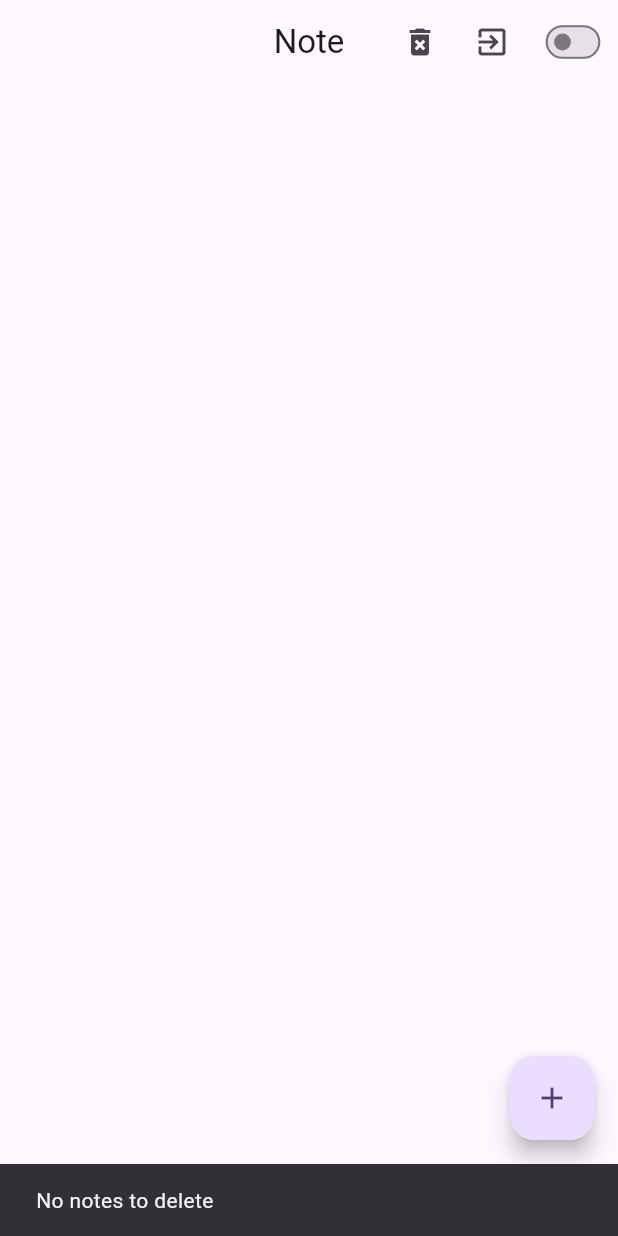
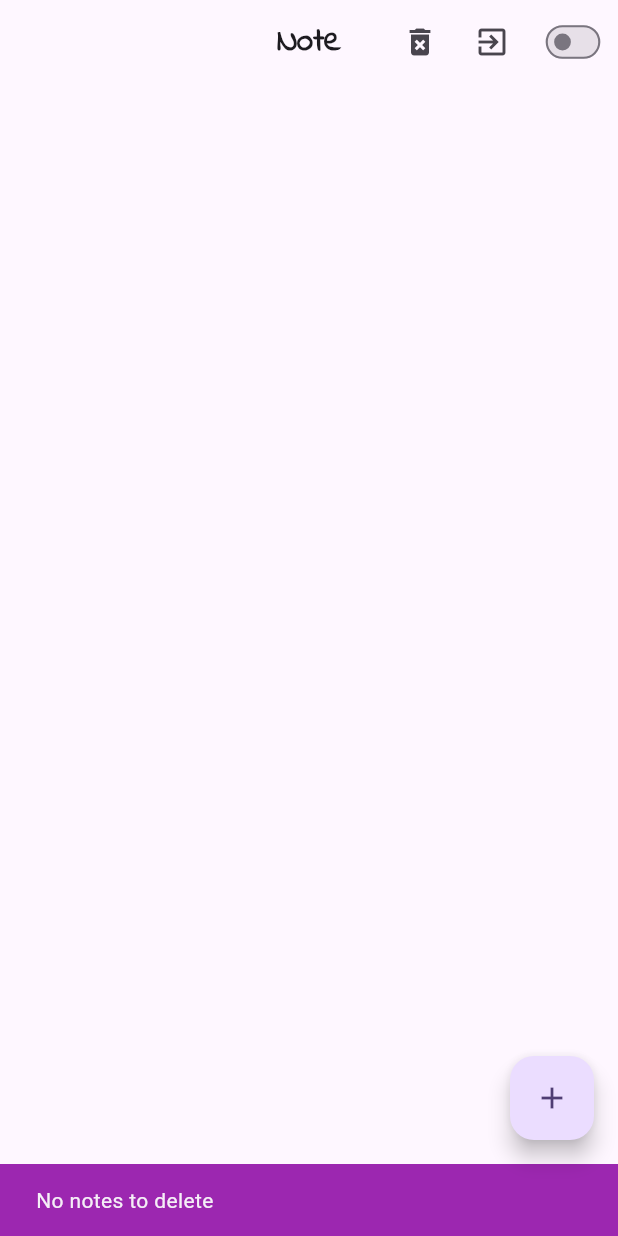
Before and after one commit to robingithb/Note_taking_App, a Flutter app: the screen it shows after launch, after a tap on the "delete forever" icon, on a phone screen of 412 x 824 dp. Run offline on Flutter 3.47's test engine with Material 3 defaults, Android fonts, the phone set to English and light mode, and no system bars; our stand-ins replace shared_preferences, sqflite; accounts and stored records are empty.

Commit message:
new font added and projcet is successfully completed

```diff
--- a/lib/ui/homescreen.dart
+++ b/lib/ui/homescreen.dart
@@ -70,12 +70,14 @@ class _HomescreenState extends State<Homescreen> {
     final noteCount = await QueryHelper.getNoteCount();
     if (noteCount > 0) {
       await QueryHelper.deleteAllNotes();
-      ScaffoldMessenger.of(context).showSnackBar(const SnackBar(
+      ScaffoldMessenger.of(context).showSnackBar(SnackBar(
         content: Text("All note has been deleted"),
+        backgroundColor: _isDarkMode ? Colors.grey : Colors.purple,
       ));
     } else {
-      ScaffoldMessenger.of(context)
-          .showSnackBar(const SnackBar(content: Text("No notes to delete")));
+      ScaffoldMessenger.of(context).showSnackBar(SnackBar(
+          content: Text("No notes to delete"),
+          backgroundColor: _isDarkMode ? Colors.grey : Colors.purple));
     }
     _reloadNotes();
   }
@@ -161,7 +163,11 @@ class _HomescreenState extends State<Homescreen> {
   Widget build(BuildContext context) {
     return Scaffold(
       appBar: AppBar(
-        title: const Text("Note"),
+        title: const Text(
+          "Note",
+          style:
+              TextStyle(fontFamily: "IndieFlower", fontWeight: FontWeight.bold),
+        ),
         centerTitle: true,
         actions: [
           IconButton(
@@ -204,6 +210,7 @@ class _HomescreenState extends State<Homescreen> {
                                     _allNotes[index]["title"],
                                     style: const TextStyle(
                                         fontSize: 24,
+                                        fontFamily: "IndieFlower",
                                         fontWeight: FontWeight.bold),
                                   ),
                                 ),
@@ -231,7 +238,8 @@ class _HomescreenState extends State<Homescreen> {
                           ),
                           subtitle: Text(
                             _allNotes[index]["description"],
-                            style: const TextStyle(fontSize: 22),
+                            style: const TextStyle(
+                                fontFamily: "IndieFlower", fontSize: 22),
                           ),
                         ),
                       ))),
```
Also changed, not shown: pubspec.yaml (+6 -4 lines), assets/fonts/IndieFlower-Regular.ttf (added).
